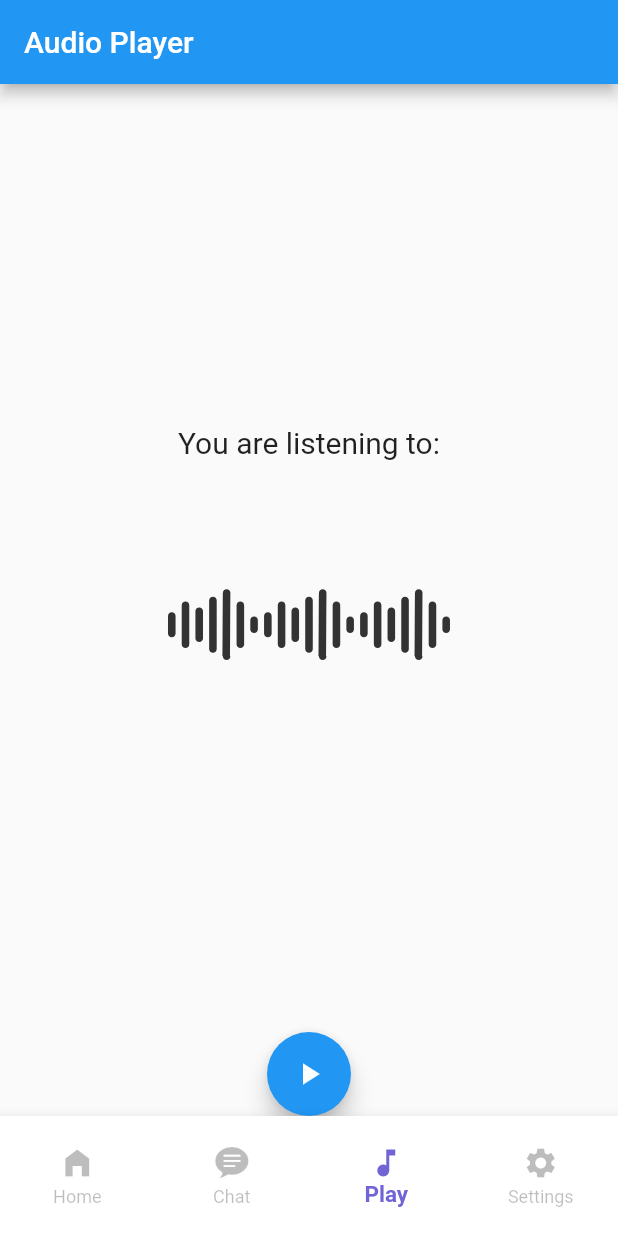
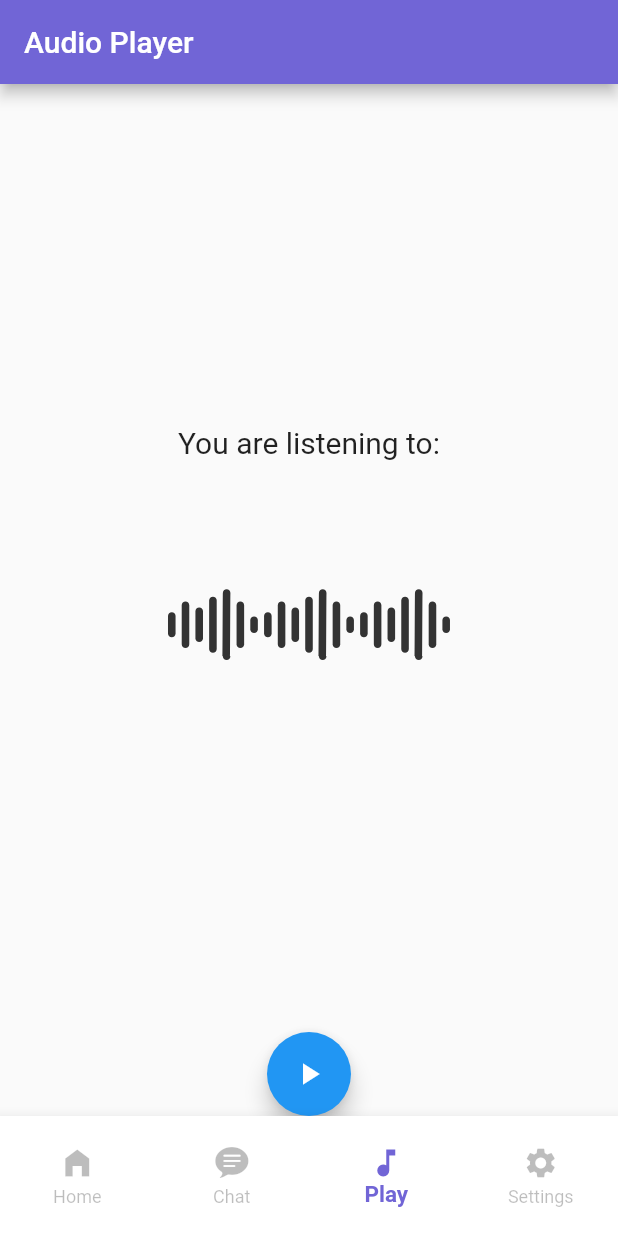
Before and after one commit to pjo7/concat_health_app, a Flutter app: the NavBarRoots screen opened directly, item 3 of the bottom bar chosen, on a phone screen of 412 x 824 dp. Run offline on Flutter 3.47's test engine with Material 2 defaults, Android fonts, the phone set to English and light mode, and no system bars; our stand-ins replace animated_text_kit, charts_flutter, flutter_spinkit, google_fonts, lottie; missing offline and left inert: custom_clippers.

Commit message:
Update schedule_screen.dart

```diff
--- a/lib/screens/schedule_screen.dart
+++ b/lib/screens/schedule_screen.dart
@@ -8,7 +8,7 @@ class AudioPlayerApp extends StatelessWidget {
     return MaterialApp(
       title: 'Audio Player App',
       theme: ThemeData(
-        primarySwatch: Colors.blue,
+        //primarySwatch: Colors.blue,
       ),
       home: AudioPlayerScreen(),
     );
@@ -34,6 +34,7 @@ class _AudioPlayerScreenState extends State<AudioPlayerScreen> {
     return Scaffold(
       appBar: AppBar(
         title: Text('Audio Player'),
+        backgroundColor:Color(0xFF7165D6),
       ),
       body: Center(
         child: Column(
```
